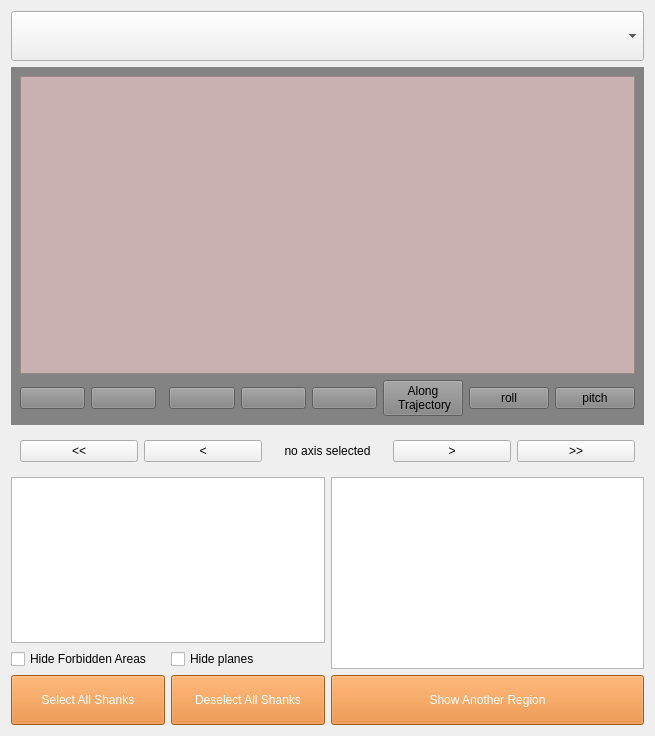
This is form_tp_3d.ui in Neurotechnology-at-ETH-Zurich/IMPLAnT as Qt 5 draws it before an edit. The edited form follows.
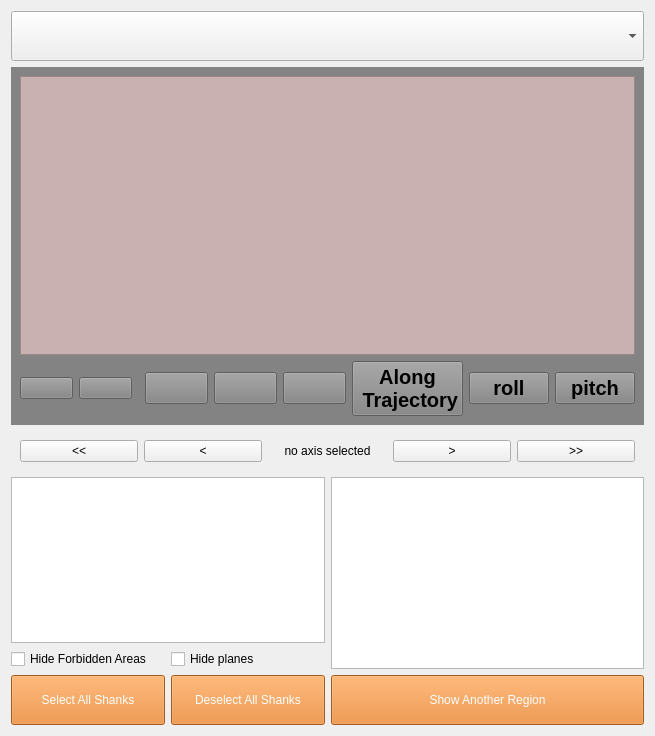
This is the edited form. Icons and pictures are not drawn. Custom widgets are drawn as their Qt base class.

What changed in the file:
```diff
--- a/form_tp_3d.ui
+++ b/form_tp_3d.ui
@@ -169,9 +169,15 @@
      <property name="frameShape">
       <enum>QFrame::NoFrame</enum>
      </property>
-     <layout class="QGridLayout" name="gridLayout_2" rowminimumheight="1,0,0,0" columnminimumwidth="1,1,1,1,1,1,0,0,0">
+     <layout class="QGridLayout" name="gridLayout_2" rowminimumheight="1,0,0" columnminimumwidth="1,1,1,1,1,1,0,0,0">
       <item row="2" column="3">
        <widget class="QPushButton" name="pushButton_slicex_vis3D">
+        <property name="font">
+         <font>
+          <pointsize>15</pointsize>
+          <bold>true</bold>
+         </font>
+        </property>
         <property name="toolTip">
          <string>Select the sagittal (x) axis -- the step buttons below then move the selected shank along it</string>
         </property>
@@ -192,6 +198,12 @@
       </item>
       <item row="2" column="5">
        <widget class="QPushButton" name="pushButton_slicez_vis3D">
+        <property name="font">
+         <font>
+          <pointsize>15</pointsize>
+          <bold>true</bold>
+         </font>
+        </property>
         <property name="toolTip">
          <string>Select the axial (z) axis -- the step buttons below then move the selected shank along it</string>
         </property>
@@ -212,6 +224,12 @@
       </item>
       <item row="2" column="4">
        <widget class="QPushButton" name="pushButton_slicey_vis3D">
+        <property name="font">
+         <font>
+          <pointsize>15</pointsize>
+          <bold>true</bold>
+         </font>
+        </property>
         <property name="toolTip">
          <string>Select the coronal (y) axis -- the step buttons below then move the selected shank along it</string>
         </property>
@@ -289,6 +307,12 @@
       </item>
       <item row="2" column="6">
        <widget class="QPushButton" name="pushButton_alongTraj">
+        <property name="font">
+         <font>
+          <pointsize>15</pointsize>
+          <bold>true</bold>
+         </font>
+        </property>
         <property name="toolTip">
          <string>Select the shank's own insert-to-deep axis -- the step buttons below then move it deeper/shallower along its own trajectory</string>
         </property>
@@ -300,6 +324,12 @@
       </item>
       <item row="2" column="8">
        <widget class="QPushButton" name="pushButton_pitch">
+        <property name="font">
+         <font>
+          <pointsize>15</pointsize>
+          <bold>true</bold>
+         </font>
+        </property>
         <property name="text">
          <string>pitch</string>
         </property>
@@ -307,6 +337,12 @@
       </item>
       <item row="2" column="7">
        <widget class="QPushButton" name="pushButton_roll">
+        <property name="font">
+         <font>
+          <pointsize>15</pointsize>
+          <bold>true</bold>
+         </font>
+        </property>
         <property name="text">
          <string>roll</string>
         </property>
```
